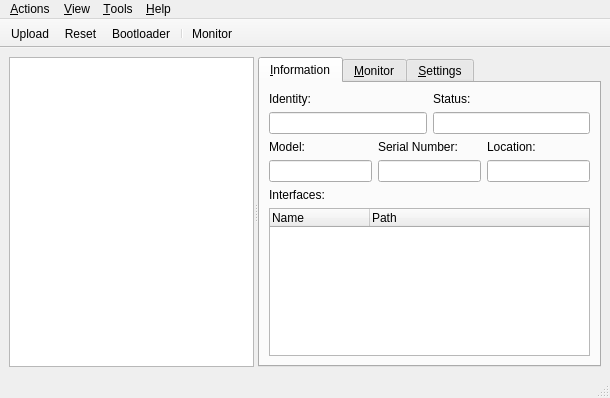
The window that tyqt/main_window.ui (Koromix/tytools) describes before a commit, drawn with Qt 5.
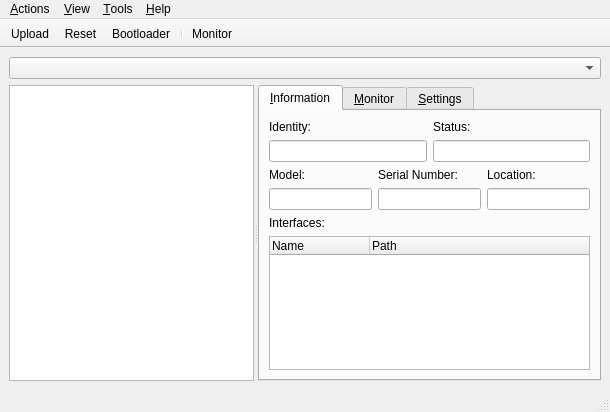
The same window after the commit. Icons and pictures are not drawn.

Commit message: Add board selection dropdown menu to compact mode

What changed in the file:
```diff
--- a/tyqt/main_window.ui
+++ b/tyqt/main_window.ui
@@ -7,7 +7,7 @@
     <x>0</x>
     <y>0</y>
     <width>610</width>
-    <height>398</height>
+    <height>412</height>
    </rect>
   </property>
   <property name="windowTitle">
@@ -21,7 +21,17 @@
    <bool>true</bool>
   </property>
   <widget class="QWidget" name="centralwidget">
-   <layout class="QHBoxLayout" name="horizontalLayout">
+   <layout class="QVBoxLayout" name="verticalLayout_7">
+    <item>
+     <widget class="QComboBox" name="boardComboBox">
+      <property name="sizeAdjustPolicy">
+       <enum>QComboBox::AdjustToContents</enum>
+      </property>
+      <property name="minimumContentsLength">
+       <number>12</number>
+      </property>
+     </widget>
+    </item>
     <item>
      <widget class="QSplitter" name="splitter">
       <property name="orientation">
```
The commit also changes 2 other files.
